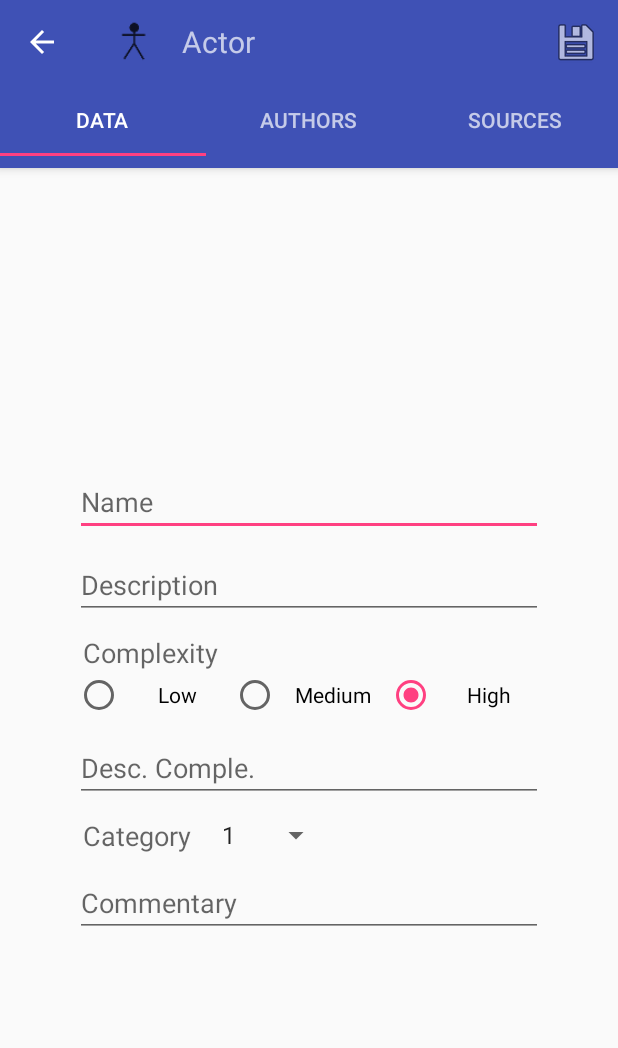
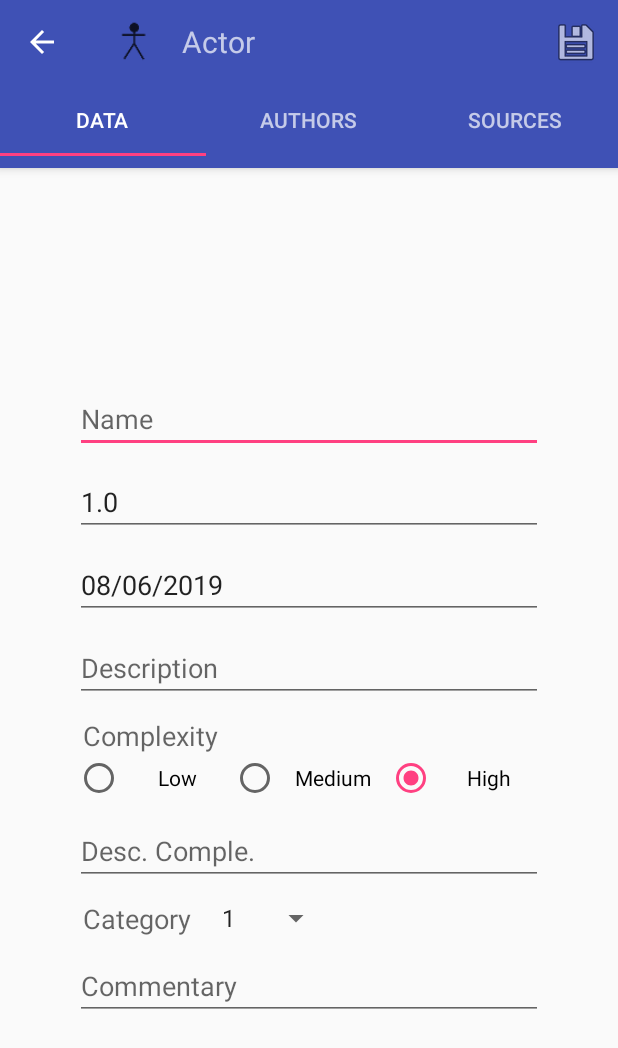
Before and after one commit to ArturoBalleros/ReadyReqAnd, an Android app: the ActorActivity screen opened directly, with no data from a screen before it, after a tap on "Save", on a phone screen of 412 x 824 dp. Shown: the top 1048 px of the screen. Run offline under Robolectric (Android 15) with nearby library versions, the phone set to English and light mode, and no system bars; our stand-ins replace Volley; network calls fail.

Commit message:
version y fecha en actores

```diff
--- a/app/src/main/java/com/karveg/readyreq/Activities/ActorActivity.java
+++ b/app/src/main/java/com/karveg/readyreq/Activities/ActorActivity.java
@@ -174,22 +174,26 @@ public class ActorActivity extends AppCompatActivity {
             url = "http://" + MyApplication.IP_SERVER + ":" + MyApplication.PORTHTTP + "/readyreq/actor_update.php?";
             url += "a=" + actor.getId() + "&";
             url += "b=" + actor.getName() + "&";
-            url += "c=" + actor.getDescription() + "&";
-            url += "d=" + actor.getComple() + "&";
-            url += "e=" + actor.getDescComple() + "&";
-            url += "f=" + actor.getCategory() + "&";
-            url += "g=" + actor.getCommentary();
+            url += "c=" + actor.getVersion() + "&";
+            url += "d=" + Utils.DateToString(actor.getFech(), true) + "&";
+            url += "e=" + actor.getDescription() + "&";
+            url += "f=" + actor.getComple() + "&";
+            url += "g=" + actor.getDescComple() + "&";
+            url += "h=" + actor.getCategory() + "&";
+            url += "i=" + actor.getCommentary();
             Utils.create_update_delete(ActorActivity.this, url, progressDialog, MyApplication.ACTORES, true);
 
         } else { //Creo
 
             url = "http://" + MyApplication.IP_SERVER + ":" + MyApplication.PORTHTTP + "/readyreq/actor_create.php?";
             url += "a=" + actor.getName() + "&";
-            url += "b=" + actor.getDescription() + "&";
-            url += "c=" + actor.getComple() + "&";
-            url += "d=" + actor.getDescComple() + "&";
-            url += "e=" + actor.getCategory() + "&";
-            url += "f=" + actor.getCommentary();
+            url += "b=" + actor.getVersion() + "&";
+            url += "c=" + Utils.DateToString(actor.getFech(), true) + "&";
+            url += "d=" + actor.getDescription() + "&";
+            url += "e=" + actor.getComple() + "&";
+            url += "f=" + actor.getDescComple() + "&";
+            url += "g=" + actor.getCategory() + "&";
+            url += "h=" + actor.getCommentary();
             Utils.create_update_delete(ActorActivity.this, url, progressDialog, MyApplication.ACTORES, true);
             Actor.getIdActor(getApplicationContext(), actor.getName(), progressDialog);
 
--- a/app/src/main/java/com/karveg/readyreq/Fragments/ActorDataFragment.java
+++ b/app/src/main/java/com/karveg/readyreq/Fragments/ActorDataFragment.java
@@ -2,24 +2,30 @@ package com.karveg.readyreq.Fragments;
 
 
 import android.annotation.SuppressLint;
+import android.app.DatePickerDialog;
 import android.content.Context;
 import android.os.Bundle;
 import android.support.v4.app.Fragment;
 import android.view.LayoutInflater;
 import android.view.View;
 import android.view.ViewGroup;
+import android.widget.DatePicker;
 import android.widget.EditText;
 import android.widget.RadioButton;
 import android.widget.Spinner;
+import android.widget.TextView;
 
 import com.karveg.readyreq.Models.Actor;
 import com.karveg.readyreq.R;
+import com.karveg.readyreq.Utils.Utils;
 
 public class ActorDataFragment extends Fragment {
 
     private static Actor actor;
 
     private static EditText editTextName;
+    private static TextView editTextVer;
+    private static TextView editTextDate;
     private static EditText editTextDesc;
     private static RadioButton radioButtonLow;
     private static RadioButton radioButtonMed;
@@ -61,7 +67,25 @@ public class ActorDataFragment extends Fragment {
         bindUI(view);
         setValuesUI();
 
+        editTextDate.setOnClickListener(new View.OnClickListener() {
+            @Override
+            public void onClick(View v) {
+                showDatePickerDialog();
+            }
+        });
+
         return view;
+    }
+
+    private void showDatePickerDialog() {
+        DatePickerFragment newFragment = DatePickerFragment.newInstance(new DatePickerDialog.OnDateSetListener() {
+            @Override
+            public void onDateSet(DatePicker datePicker, int year, int month, int day) {
+                // +1 because january is zero
+                editTextDate.setText(day + "/" + (month + 1) + "/" + year);
+            }
+        });
+        newFragment.show(getActivity().getSupportFragmentManager(), "datePicker");
     }
 
     private void bindUI(View view) {
@@ -73,10 +97,14 @@ public class ActorDataFragment extends Fragment {
         editTextDescComp = view.findViewById(R.id.editTextDescComp);
         spinnerCateg = view.findViewById(R.id.spinnerCateg);
         editTextComen = view.findViewById(R.id.editTextComen);
+        editTextVer = view.findViewById(R.id.editTextVer);
+        editTextDate = view.findViewById(R.id.editTextDate);
     }
 
     private void setValuesUI() {
         editTextName.setText(actor.getName());
+        editTextVer.setText(actor.getVersion() + "");
+        editTextDate.setText(Utils.DateToString(actor.getFech(), false));
         editTextDesc.setText(actor.getDescription());
         if (actor.getComple() == 1) radioButtonLow.setChecked(true);
         else if (actor.getComple() == 2) radioButtonMed.setChecked(true);
@@ -88,6 +116,8 @@ public class ActorDataFragment extends Fragment {
 
     public static void setValuesActor() {
         actor.setName(editTextName.getText().toString());
+        actor.setVersion(Double.parseDouble(editTextVer.getText().toString()));
+        actor.setFech(Utils.StringToDate(editTextDate.getText().toString(), false));
         actor.setDescription(editTextDesc.getText().toString());
         actor.setDescComple(editTextDescComp.getText().toString());
         if (radioButtonLow.isChecked()) actor.setComple(1);
--- a/app/src/main/java/com/karveg/readyreq/Models/Actor.java
+++ b/app/src/main/java/com/karveg/readyreq/Models/Actor.java
@@ -114,6 +114,8 @@ public class Actor extends ObjBase implements Serializable  {
                     Actor a = new Actor();
                     a.setId(jsonObject.optInt("Id"));
                     a.setName(jsonObject.optString("Nombre"));
+                    a.setVersion(jsonObject.optDouble("Version"));
+                    a.setFech(Utils.StringToDate(jsonObject.optString("Fecha"), true));
                     a.setDescription(jsonObject.optString("Descripcion"));
                     a.setComple(jsonObject.optInt("Complejidad"));
                     a.setDescComple(jsonObject.optString("DescComple"));
--- a/app/src/main/java/com/karveg/readyreq/Models/ObjBase.java
+++ b/app/src/main/java/com/karveg/readyreq/Models/ObjBase.java
@@ -1,12 +1,13 @@
 package com.karveg.readyreq.Models;
 
+import java.io.Serializable;
 import java.util.Date;
 
-public abstract class ObjBase  {
+public abstract class ObjBase implements Serializable {
     private int Id;
     private String Name;
     private double Version = 1.0;
-    private Date Fech;
+    private Date Fech = new Date();
     private int Category;
     private String Commentary;
 
--- a/app/src/main/java/com/karveg/readyreq/Models/ObjEstandar.java
+++ b/app/src/main/java/com/karveg/readyreq/Models/ObjEstandar.java
@@ -1,9 +1,10 @@
 package com.karveg.readyreq.Models;
 
+import java.io.Serializable;
 import java.util.ArrayList;
 import java.util.List;
 
-public abstract class ObjEstandar extends ObjBase {
+public abstract class ObjEstandar extends ObjBase implements Serializable {
     private String Description;
     private int Prior;
     private int Urge;
--- a/app/src/main/res/layout/fragment_actor.xml
+++ b/app/src/main/res/layout/fragment_actor.xml
@@ -33,6 +33,29 @@
                     android:layout_marginTop="20dp"
                     android:hint="@string/text_name"
                     android:textSize="18dp" />
+
+                <EditText
+                    android:id="@+id/editTextVer"
+                    android:layout_width="match_parent"
+                    android:layout_height="wrap_content"
+                    android:layout_gravity="center_horizontal"
+                    android:layout_marginHorizontal="50dp"
+                    android:layout_marginTop="10dp"
+                    android:hint="@string/text_version"
+                    android:inputType="numberDecimal"
+                    android:textSize="18dp" />
+
+                <EditText
+                    android:id="@+id/editTextDate"
+                    android:layout_width="match_parent"
+                    android:layout_height="wrap_content"
+                    android:layout_marginHorizontal="50dp"
+                    android:layout_marginTop="10dp"
+                    android:clickable="true"
+                    android:focusable="false"
+                    android:hint="@string/formato_fecha"
+                    android:inputType="date"
+                    android:maxLines="1" />
 
                 <EditText
                     android:id="@+id/editTextDesc"
```
